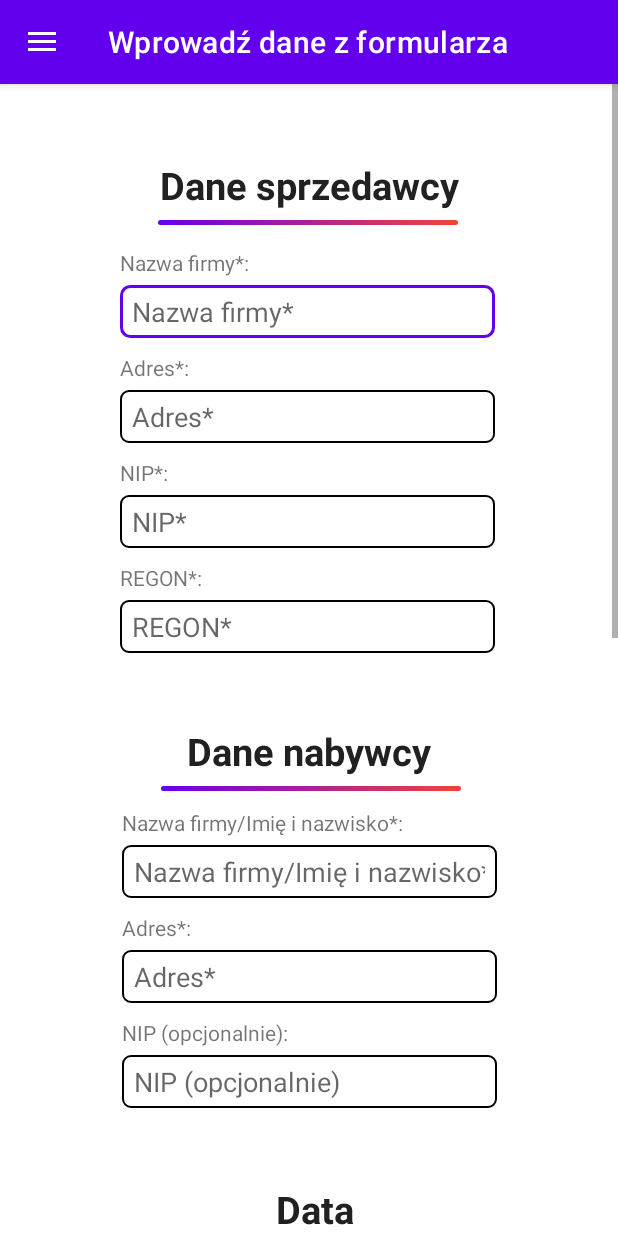
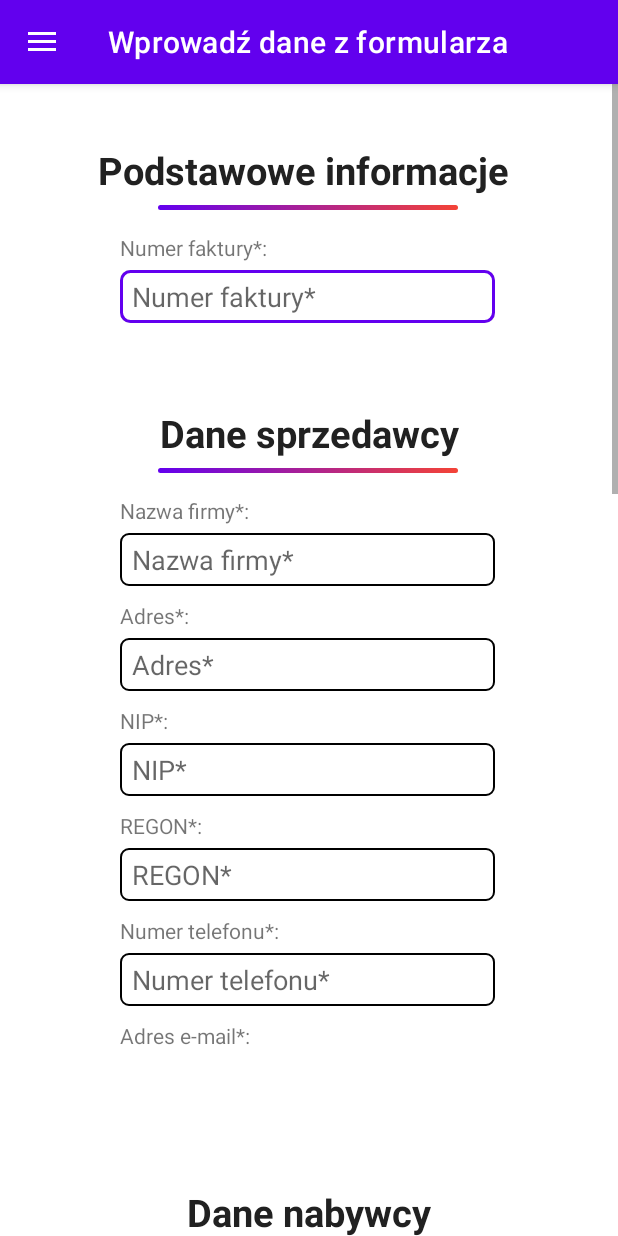
Before and after one commit to szymon-sowinski/InvoiceGenius, an Android app: the screen it shows after launch (MainActivity), in the side drawer, after a tap on "Wprowadź dane z formularza", on a phone screen of 412 x 824 dp. Run offline under Robolectric (Android 15) with nearby library versions, the phone set to English and light mode, and no system bars; our stand-ins replace navigation-ui.

Commit message:
Refactor: Transition to Form and File Fragments, Permissions Update, ViewModel Removal
Replaced Gallery and Slideshow fragments with Form and File fragments, updated corresponding XML layouts and navigation configuration. Added READ and WRITE external storage permissions to AndroidManifest.xml. Removed Gallery and Slideshow ViewModels and related

```diff
--- a/app/src/main/AndroidManifest.xml
+++ b/app/src/main/AndroidManifest.xml
@@ -1,6 +1,9 @@
 <?xml version="1.0" encoding="utf-8"?>
 <manifest xmlns:android="http://schemas.android.com/apk/res/android"
     xmlns:tools="http://schemas.android.com/tools">
+
+    <uses-permission android:name="android.permission.READ_EXTERNAL_STORAGE"/>
+    <uses-permission android:name="android.permission.WRITE_EXTERNAL_STORAGE"/>
 
     <application
         android:allowBackup="true"
--- a/app/src/main/java/com/example/invoicegenius/ui/gallery/GalleryFragment.kt
+++ b/app/src/main/java/com/example/invoicegenius/ui/file/FileFragment.kt
@@ -1,17 +1,16 @@
-package com.example.invoicegenius.ui.gallery
+package com.example.invoicegenius.ui.file
 
 import android.os.Bundle
 import android.view.LayoutInflater
 import android.view.View
 import android.view.ViewGroup
-import android.widget.TextView
 import androidx.fragment.app.Fragment
 import androidx.lifecycle.ViewModelProvider
-import com.example.invoicegenius.databinding.FragmentGalleryBinding
+import com.example.invoicegenius.databinding.FragmentFileBinding
 
-class GalleryFragment : Fragment() {
+class FileFragment : Fragment() {
 
-    private var _binding: FragmentGalleryBinding? = null
+    private var _binding: FragmentFileBinding? = null
 
     // This property is only valid between onCreateView and
     // onDestroyView.
@@ -22,11 +21,12 @@ class GalleryFragment : Fragment() {
         container: ViewGroup?,
         savedInstanceState: Bundle?
     ): View {
-        val galleryViewModel =
-            ViewModelProvider(this).get(GalleryViewModel::class.java)
+        val slideshowViewModel =
+            ViewModelProvider(this).get(FileViewModel::class.java)
 
-        _binding = FragmentGalleryBinding.inflate(inflater, container, false)
+        _binding = FragmentFileBinding.inflate(inflater, container, false)
         val root: View = binding.root
+
 
         return root
     }
--- a/app/src/main/java/com/example/invoicegenius/ui/gallery/GalleryViewModel.kt
+++ b/app/src/main/java/com/example/invoicegenius/ui/file/FileViewModel.kt
@@ -1,13 +1,13 @@
-package com.example.invoicegenius.ui.gallery
+package com.example.invoicegenius.ui.file
 
 import androidx.lifecycle.LiveData
 import androidx.lifecycle.MutableLiveData
 import androidx.lifecycle.ViewModel
 
-class GalleryViewModel : ViewModel() {
+class FileViewModel : ViewModel() {
 
     private val _text = MutableLiveData<String>().apply {
-        value = "This is gallery Fragment"
+        value = "This is slideshow Fragment"
     }
     val text: LiveData<String> = _text
 }
--- /dev/null
+++ b/app/src/main/java/com/example/invoicegenius/ui/form/FormFragment.kt
@@ -0,0 +1,35 @@
+package com.example.invoicegenius.ui.form
+
+import android.os.Bundle
+import android.view.LayoutInflater
+import android.view.View
+import android.view.ViewGroup
+import androidx.fragment.app.Fragment
+import androidx.lifecycle.ViewModelProvider
+import com.example.invoicegenius.databinding.FragmentFormBinding
+
+class FormFragment : Fragment() {
+
+    private var _binding: FragmentFormBinding? = null
+
+    private val binding get() = _binding!!
+
+    override fun onCreateView(
+        inflater: LayoutInflater,
+        container: ViewGroup?,
+        savedInstanceState: Bundle?
+    ): View {
+        val galleryViewModel =
+            ViewModelProvider(this).get(FormViewModel::class.java)
+
+        _binding = FragmentFormBinding.inflate(inflater, container, false)
+        val root: View = binding.root
+
+        return root
+    }
+
+    override fun onDestroyView() {
+        super.onDestroyView()
+        _binding = null
+    }
+}
--- a/app/src/main/java/com/example/invoicegenius/ui/slideshow/SlideshowViewModel.kt
+++ b/app/src/main/java/com/example/invoicegenius/ui/form/FormViewModel.kt
@@ -1,13 +1,13 @@
-package com.example.invoicegenius.ui.slideshow
+package com.example.invoicegenius.ui.form
 
 import androidx.lifecycle.LiveData
 import androidx.lifecycle.MutableLiveData
 import androidx.lifecycle.ViewModel
 
-class SlideshowViewModel : ViewModel() {
+class FormViewModel : ViewModel() {
 
     private val _text = MutableLiveData<String>().apply {
-        value = "This is slideshow Fragment"
+        value = "This is gallery Fragment"
     }
     val text: LiveData<String> = _text
 }
--- a/app/src/main/res/layout/fragment_gallery.xml
+++ b/app/src/main/res/layout/fragment_form.xml
@@ -8,14 +8,78 @@
     <androidx.constraintlayout.widget.ConstraintLayout
         android:layout_width="match_parent"
         android:layout_height="wrap_content"
-        tools:context=".ui.gallery.GalleryFragment">
+        tools:context=".ui.form.FormFragment">
+
+        <TextView
+            android:id="@+id/basicInfoTitle"
+            android:layout_width="wrap_content"
+            android:layout_height="wrap_content"
+            android:layout_marginStart="126dp"
+            android:layout_marginTop="40dp"
+            android:layout_marginEnd="126dp"
+            android:text="Podstawowe informacje"
+            android:textColor="@color/app_name_color"
+            android:textSize="25dp"
+            android:textStyle="bold"
+            app:layout_constraintHorizontal_bias="0.538"
+            app:layout_constraintEnd_toEndOf="parent"
+            app:layout_constraintStart_toStartOf="parent"
+            app:layout_constraintTop_toTopOf="parent"/>
+
+        <View
+            android:id="@+id/titleSeparator5"
+            android:layout_width="200dp"
+            android:layout_height="3dp"
+            android:layout_marginTop="6dp"
+            android:background="@drawable/gradient_button_bg"
+            android:letterSpacing="0.02"
+            android:lineSpacingExtra="8sp"
+            app:layout_constraintEnd_toEndOf="parent"
+            app:layout_constraintHorizontal_bias="0.497"
+            app:layout_constraintStart_toStartOf="parent"
+            app:layout_constraintTop_toBottomOf="@+id/basicInfoTitle" />
+
+        <LinearLayout
+            android:id="@+id/basicInfo"
+            android:layout_width="291dp"
+            android:layout_height="105dp"
+            android:layout_marginStart="80dp"
+            android:layout_marginEnd="81dp"
+            android:gravity="center_horizontal"
+            android:orientation="vertical"
+            app:layout_constraintEnd_toEndOf="parent"
+            app:layout_constraintHorizontal_bias="0.514"
+            app:layout_constraintStart_toStartOf="parent"
+            app:layout_constraintTop_toBottomOf="@+id/titleSeparator5">
+
+            <TextView
+                android:id="@+id/invoiceNumberTitle"
+                android:layout_width="250dp"
+                android:layout_height="wrap_content"
+                android:layout_marginTop="15dp"
+                android:gravity="left"
+                android:text="Numer faktury*: " />
+
+            <EditText
+                android:id="@+id/invoiceNumber"
+                android:layout_width="250dp"
+                android:layout_height="35dp"
+                android:layout_marginTop="5dp"
+                android:background="@drawable/edittext_selector"
+                android:ems="10"
+                android:hint="Numer faktury*"
+                android:inputType="text"
+                android:paddingStart="8dp"
+                android:paddingEnd="8dp" />
+
+        </LinearLayout>
 
         <TextView
             android:id="@+id/seller"
             android:layout_width="wrap_content"
             android:layout_height="wrap_content"
             android:layout_marginStart="126dp"
-            android:layout_marginTop="50dp"
+            android:layout_marginTop="26dp"
             android:layout_marginEnd="126dp"
             android:text="Dane sprzedawcy"
             android:textColor="@color/app_name_color"
@@ -23,7 +87,7 @@
             android:textStyle="bold"
             app:layout_constraintEnd_toEndOf="parent"
             app:layout_constraintStart_toStartOf="parent"
-            app:layout_constraintTop_toTopOf="parent" />
+            app:layout_constraintTop_toBottomOf="@+id/basicInfo" />
 
         <View
             android:id="@+id/titleSeparator"
@@ -40,8 +104,8 @@
 
         <LinearLayout
             android:id="@+id/sellerData"
-            android:layout_width="291dp"
-            android:layout_height="307dp"
+            android:layout_width="290dp"
+            android:layout_height="449dp"
             android:layout_marginStart="80dp"
             android:layout_marginEnd="81dp"
             android:gravity="center_horizontal"
@@ -130,6 +194,32 @@
                 android:paddingStart="8dp"
                 android:paddingEnd="8dp" />
 
+            <TextView
+                android:id="@+id/phoneNumberSellerTitle"
+                android:layout_width="250dp"
+                android:layout_height="wrap_content"
+                android:layout_marginTop="10dp"
+                android:text="Numer telefonu*:" />
+
+            <EditText
+                android:id="@+id/phoneNumberSeller"
+                android:layout_width="250dp"
+                android:layout_height="35dp"
+                android:layout_marginTop="5dp"
+                android:background="@drawable/edittext_selector"
+                android:ems="10"
+                android:hint="Numer telefonu*"
+                android:inputType="text"
+                android:paddingStart="8dp"
+                android:paddingEnd="8dp" />
+
+            <TextView
+                android:id="@+id/emailSellerTitle"
+                android:layout_width="250dp"
+                android:layout_height="wrap_content"
+                android:layout_marginTop="10dp"
+                android:text="Adres e-mail*:" />
+
         </LinearLayout>
 
         <TextView
@@ -164,7 +254,7 @@
         <LinearLayout
             android:id="@+id/buyerData"
             android:layout_width="291dp"
-            android:layout_height="239dp"
+            android:layout_height="377dp"
             android:layout_marginStart="80dp"
             android:layout_marginTop="66dp"
             android:layout_marginEnd="81dp"
@@ -235,6 +325,44 @@
                 android:paddingStart="8dp"
                 android:paddingEnd="8dp" />
 
+            <TextView
+                android:id="@+id/phoneNumberBuyerTitle"
+                android:layout_width="250dp"
+                android:layout_height="wrap_content"
+                android:layout_marginTop="10dp"
+                android:text="Numer telefonu*:" />
+
+            <EditText
+                android:id="@+id/phoneNumberBuyer"
+                android:layout_width="250dp"
+                android:layout_height="35dp"
+                android:layout_marginTop="5dp"
+                android:background="@drawable/edittext_selector"
+                android:ems="10"
+                android:hint="Numer telefonu*"
+                android:inputType="text"
+                android:paddingStart="8dp"
+                android:paddingEnd="8dp" />
+
+            <TextView
+                android:id="@+id/emailBuyerTitle"
+                android:layout_width="250dp"
+                android:layout_height="wrap_content"
+                android:layout_marginTop="10dp"
+                android:text="Adres e-mail*:" />
+
+            <EditText
+                android:id="@+id/emailBuyer"
+                android:layout_width="250dp"
+                android:layout_height="35dp"
+                android:layout_marginTop="5dp"
+                android:background="@drawable/edittext_selector"
+                android:ems="10"
+                android:hint="Adres e-mail*"
+                android:inputType="text"
+                android:paddingStart="8dp"
+                android:paddingEnd="8dp" />
+
         </LinearLayout>
 
         <TextView
@@ -249,7 +377,6 @@
             android:textSize="25dp"
             android:textStyle="bold"
             app:layout_constraintEnd_toEndOf="parent"
-            app:layout_constraintHorizontal_bias="0.538"
             app:layout_constraintStart_toStartOf="parent"
             app:layout_constraintTop_toBottomOf="@+id/buyerData" />
 
@@ -354,7 +481,7 @@
         <LinearLayout
             android:id="@+id/payment"
             android:layout_width="291dp"
-            android:layout_height="288dp"
+            android:layout_height="236dp"
             android:layout_marginStart="80dp"
             android:layout_marginTop="66dp"
             android:layout_marginEnd="81dp"
@@ -381,26 +508,6 @@
                 android:background="@drawable/edittext_selector"
                 android:ems="10"
                 android:hint="Cena jednostkowa*"
-                android:inputType="text"
-                android:paddingStart="8dp"
-                android:paddingEnd="8dp" />
-
-            <TextView
-                android:id="@+id/vatTitle"
-                android:layout_width="250dp"
-                android:layout_height="wrap_content"
-                android:layout_marginTop="10dp"
-                android:gravity="left"
-                android:text="Stawka VAT*: " />
-
-            <EditText
-                android:id="@+id/vat"
-                android:layout_width="250dp"
-                android:layout_height="35dp"
-                android:layout_marginTop="5dp"
-                android:background="@drawable/edittext_selector"
-                android:ems="10"
-                android:hint="Stawka VAT*"
                 android:inputType="text"
                 android:paddingStart="8dp"
                 android:paddingEnd="8dp" />
@@ -447,28 +554,12 @@
 
         </LinearLayout>
 
-        <Button
-            android:id="@+id/generateButton"
-            android:layout_width="wrap_content"
-            android:layout_height="wrap_content"
-            android:layout_marginStart="158dp"
-            android:layout_marginTop="40dp"
-            android:layout_marginEnd="159dp"
-            android:paddingStart="24dp"
-            android:paddingTop="12dp"
-            android:paddingEnd="24dp"
-            android:paddingBottom="12dp"
-            android:text="Generuj"
-            app:layout_constraintEnd_toEndOf="parent"
-            app:layout_constraintStart_toStartOf="parent"
-            app:layout_constraintTop_toBottomOf="@+id/payment" />
-
         <TextView
             android:id="@+id/warnings"
             android:layout_width="wrap_content"
             android:layout_height="wrap_content"
             android:layout_marginStart="126dp"
-            android:layout_marginTop="70dp"
+            android:layout_marginTop="335dp"
             android:layout_marginEnd="126dp"
             android:text="Uwagi i informacje"
             android:textColor="@color/app_name_color"
@@ -477,7 +568,7 @@
             app:layout_constraintEnd_toEndOf="parent"
             app:layout_constraintHorizontal_bias="0.538"
             app:layout_constraintStart_toStartOf="parent"
-            app:layout_constraintTop_toBottomOf="@+id/generateButton" />
+            app:layout_constraintTop_toBottomOf="@+id/payment" />
 
         <TextView
             android:id="@+id/information"
@@ -495,23 +586,5 @@
             app:layout_constraintTop_toBottomOf="@+id/warnings"
             app:layout_constraintVertical_bias="1.0" />
 
-
-        <TextView
-            android:id="@+id/information1"
-            android:layout_width="291dp"
-            android:layout_height="wrap_content"
-            android:layout_marginStart="60dp"
-            android:layout_marginTop="15dp"
-            android:layout_marginEnd="60dp"
-            android:layout_marginBottom="60dp"
-            android:gravity="center"
-            android:text="2. XYZ"
-            app:layout_constraintEnd_toEndOf="parent"
-            app:layout_constraintHorizontal_bias="0.0"
-            app:layout_constraintStart_toStartOf="parent"
-            app:layout_constraintTop_toBottomOf="@+id/information"
-            app:layout_constraintVertical_bias="0.0" />
-
-
     </androidx.constraintlayout.widget.ConstraintLayout>
 </ScrollView>
--- a/app/src/main/res/navigation/mobile_navigation.xml
+++ b/app/src/main/res/navigation/mobile_navigation.xml
@@ -13,13 +13,13 @@
 
     <fragment
         android:id="@+id/nav_gallery"
-        android:name="com.example.invoicegenius.ui.gallery.GalleryFragment"
+        android:name="com.example.invoicegenius.ui.form.FormFragment"
         android:label="@string/menu_gallery"
-        tools:layout="@layout/fragment_gallery" />
+        tools:layout="@layout/fragment_form" />
 
     <fragment
         android:id="@+id/nav_slideshow"
-        android:name="com.example.invoicegenius.ui.slideshow.SlideshowFragment"
+        android:name="com.example.invoicegenius.ui.file.FileFragment"
         android:label="@string/menu_slideshow"
-        tools:layout="@layout/fragment_slideshow" />
+        tools:layout="@layout/fragment_file" />
 </navigation>
```
Also changed, not shown: app/src/main/java/com/example/invoicegenius/ui/slideshow/SlideshowFragment.kt (deleted, +0 -42 lines), app/src/main/res/layout/fragment_file.xml (added, +16 -0 lines), app/src/main/res/layout/fragment_slideshow.xml (deleted, +0 -22 lines), app/src/main/res/layout/invoice_template.xml (added, +340 -0 lines), app/build.gradle.kts (line endings or trailing spaces), build.gradle.kts (line endings or trailing spaces).
